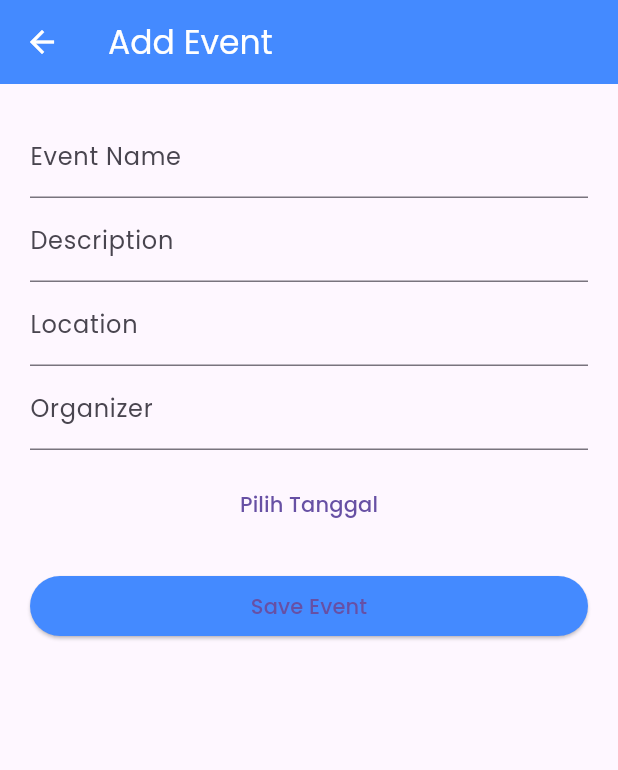
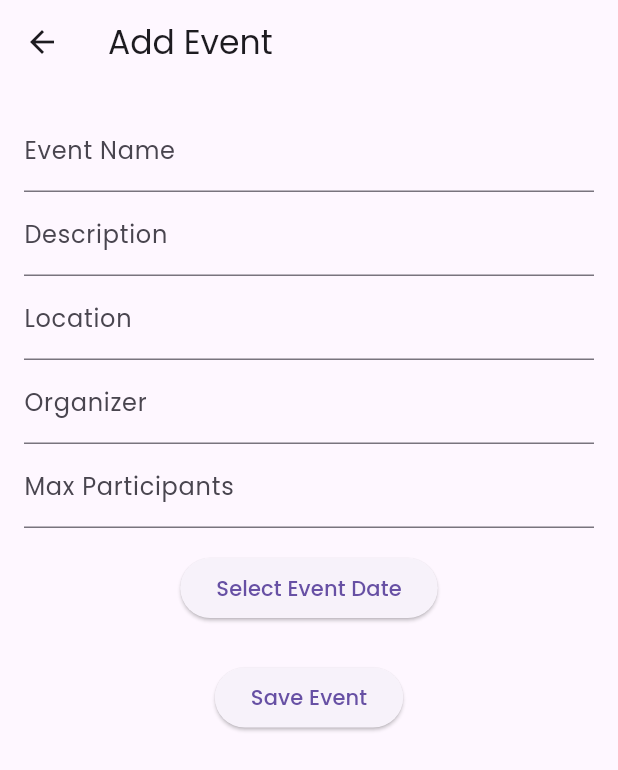
Before and after one commit to arielreza/absensi_acara, a Flutter app: the AddEventScreen screen opened directly, on a phone screen of 412 x 824 dp. Shown: the top 770 px of the screen. Run offline on Flutter 3.47's test engine with Material 3 defaults, Android fonts, the phone set to English and light mode, and no system bars; our stand-ins replace cloud_firestore, firebase_auth, firebase_core, flutter_riverpod, qr_flutter, rxdart and 1 more; missing offline and left inert: mobile_scanner; accounts and stored records are empty.

Commit message:
participants count at Event management CRUD and show at admin home

```diff
--- a/lib/admin/add_event_screen.dart
+++ b/lib/admin/add_event_screen.dart
@@ -9,22 +9,34 @@ class AddEventScreen extends StatefulWidget {
 }
 
 class _AddEventScreenState extends State<AddEventScreen> {
-  final name = TextEditingController();
-  final description = TextEditingController();
-  final location = TextEditingController();
-  final organizer = TextEditingController();
-  DateTime? selectedDate;
+  final _nameCtrl = TextEditingController();
+  final _descCtrl = TextEditingController();
+  final _locationCtrl = TextEditingController();
+  final _organizerCtrl = TextEditingController();
+  final _maxParticipantsCtrl = TextEditingController();
 
-  Future<void> saveEvent() async {
-    if (name.text.isEmpty || selectedDate == null) return;
+  DateTime? _selectedDate;
+
+  Future<void> _saveEvent() async {
+    if (_nameCtrl.text.isEmpty ||
+        _descCtrl.text.isEmpty ||
+        _maxParticipantsCtrl.text.isEmpty ||
+        _selectedDate == null) {
+      ScaffoldMessenger.of(context).showSnackBar(
+        const SnackBar(content: Text("Please fill all required fields")),
+      );
+      return;
+    }
 
     await FirebaseFirestore.instance.collection("events").add({
-      "event_name": name.text,
-      "description": description.text,
-      "event_date": Timestamp.fromDate(selectedDate!),
-      "location": location.text,
-      "organizer": organizer.text,
+      "event_name": _nameCtrl.text.trim(),
+      "description": _descCtrl.text.trim(),
+      "location": _locationCtrl.text.trim(),
+      "organizer": _organizerCtrl.text.trim(),
+      "event_date": Timestamp.fromDate(_selectedDate!),
       "is_active": true,
+      "max_participants": int.parse(_maxParticipantsCtrl.text),
+      "participants_count": 0, // default saat buat event
     });
 
     Navigator.pop(context);
@@ -35,52 +47,61 @@ class _AddEventScreenState extends State<AddEventScreen> {
     return Scaffold(
       appBar: AppBar(
         title: const Text("Add Event"),
-        backgroundColor: Colors.blueAccent,
-        foregroundColor: Colors.white,
       ),
-
       body: Padding(
-        padding: const EdgeInsets.all(20),
-        child: ListView(
+        padding: const EdgeInsets.all(16),
+        child: SingleChildScrollView(
+          child: Column(
             children: [
-            TextField(controller: name, decoration: const InputDecoration(labelText: "Event Name")),
-            TextField(controller: description, decoration: const InputDecoration(labelText: "Description")),
-            TextField(controller: location, decoration: const InputDecoration(labelText: "Location")),
-            TextField(controller: organizer, decoration: const InputDecoration(labelText: "Organizer")),
-
-            const SizedBox(height: 12),
-            TextButton(
+              TextField(
+                controller: _nameCtrl,
+                decoration: const InputDecoration(labelText: "Event Name"),
+              ),
+              TextField(
+                controller: _descCtrl,
+                decoration: const InputDecoration(labelText: "Description"),
+              ),
+              TextField(
+                controller: _locationCtrl,
+                decoration: const InputDecoration(labelText: "Location"),
+              ),
+              TextField(
+                controller: _organizerCtrl,
+                decoration: const InputDecoration(labelText: "Organizer"),
+              ),
+              TextField(
+                controller: _maxParticipantsCtrl,
+                keyboardType: TextInputType.number,
+                decoration: const InputDecoration(labelText: "Max Participants"),
+              ),
+              const SizedBox(height: 16),
+              ElevatedButton(
                 onPressed: () async {
-                final date = await showDatePicker(
+                  DateTime? picked = await showDatePicker(
                     context: context,
+                    initialDate: DateTime.now(),
                     firstDate: DateTime(2020),
-                  lastDate: DateTime(2035),
-                  initialDate: DateTime.now(),
+                    lastDate: DateTime(2030),
                   );
-
-                if (date != null) {
-                  setState(() {
-                    selectedDate = date;
-                  });
+                  if (picked != null) {
+                    setState(() => _selectedDate = picked);
                   }
                 },
                 child: Text(
-                selectedDate == null
-                    ? "Pilih Tanggal"
-                    : "Tanggal: ${selectedDate!.day}/${selectedDate!.month}/${selectedDate!.year}",
+                  _selectedDate == null
+                      ? "Select Event Date"
+                      : "Selected: ${_selectedDate!.toLocal()}".split(" ")[0],
                 ),
               ),
-
-            const SizedBox(height: 20),
-
+              const SizedBox(height: 25),
               ElevatedButton(
-              onPressed: saveEvent,
-              style: ElevatedButton.styleFrom(backgroundColor: Colors.blueAccent),
+                onPressed: _saveEvent,
                 child: const Text("Save Event"),
               ),
             ],
           ),
         ),
+      ),
     );
   }
 }
```
Also changed, not shown: lib/admin/admin_home.dart (+76 -11 lines), lib/admin/edit_event_screen.dart (+61 -82 lines). Lines whose indentation alone changed are shown as unchanged.
